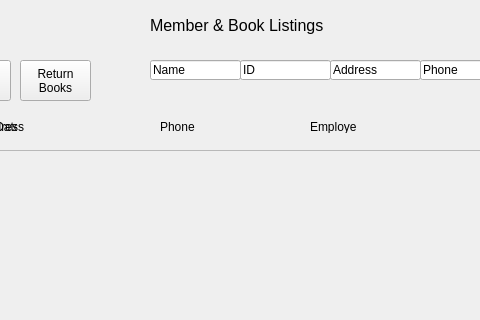
This is LibrarySystem/editmembers.ui in josfire18/LibrarySystem as Qt 5 draws it before an edit; both pictures show x 250 to 730 and y 0 to 320 of the 988 by 480 pixel window. The edited form follows.
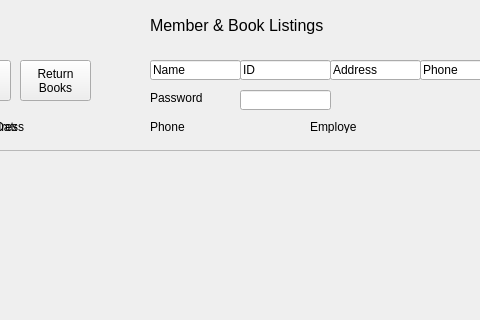
This is the edited form.

What changed in the file:
```diff
--- a/LibrarySystem/editmembers.ui
+++ b/LibrarySystem/editmembers.ui
@@ -136,7 +136,7 @@
    </property>
    <property name="geometry">
     <rect>
-     <x>410</x>
+     <x>400</x>
      <y>120</y>
      <width>47</width>
      <height>13</height>
@@ -342,6 +342,32 @@
     <string>Delete</string>
    </property>
   </widget>
+  <widget class="QLineEdit" name="txtPassword">
+   <property name="geometry">
+    <rect>
+     <x>490</x>
+     <y>90</y>
+     <width>91</width>
+     <height>20</height>
+    </rect>
+   </property>
+   <property name="echoMode">
+    <enum>QLineEdit::Password</enum>
+   </property>
+  </widget>
+  <widget class="QLabel" name="lblPassword">
+   <property name="geometry">
+    <rect>
+     <x>400</x>
+     <y>90</y>
+     <width>61</width>
+     <height>16</height>
+    </rect>
+   </property>
+   <property name="text">
+    <string>Password</string>
+   </property>
+  </widget>
  </widget>
  <resources/>
  <connections/>
```
